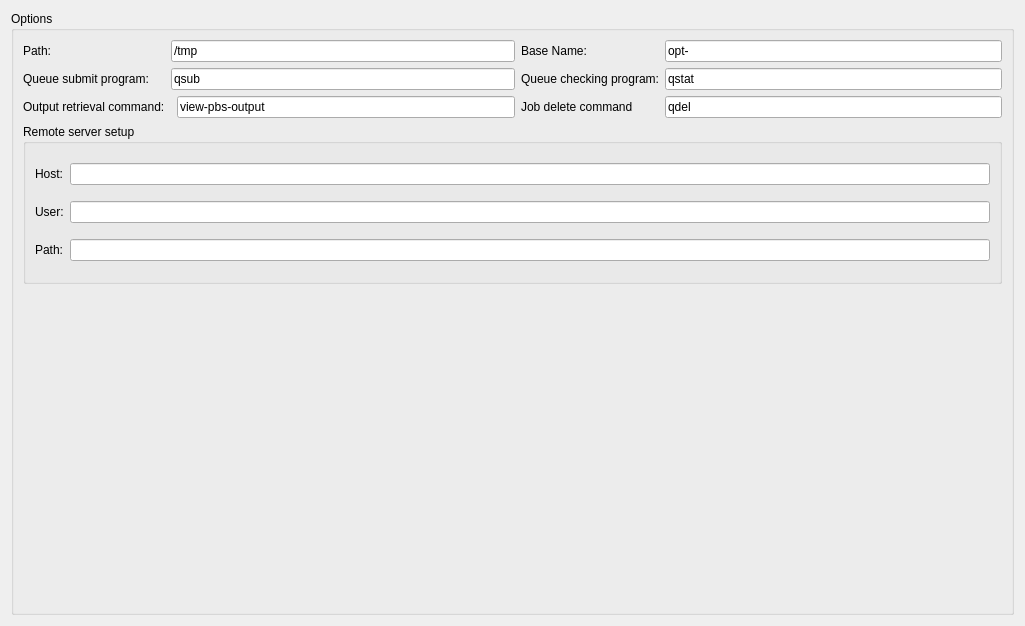
Old version of the form src/randomdock/ui/tab_sys.ui in the repository xtalopt/XtalOpt.
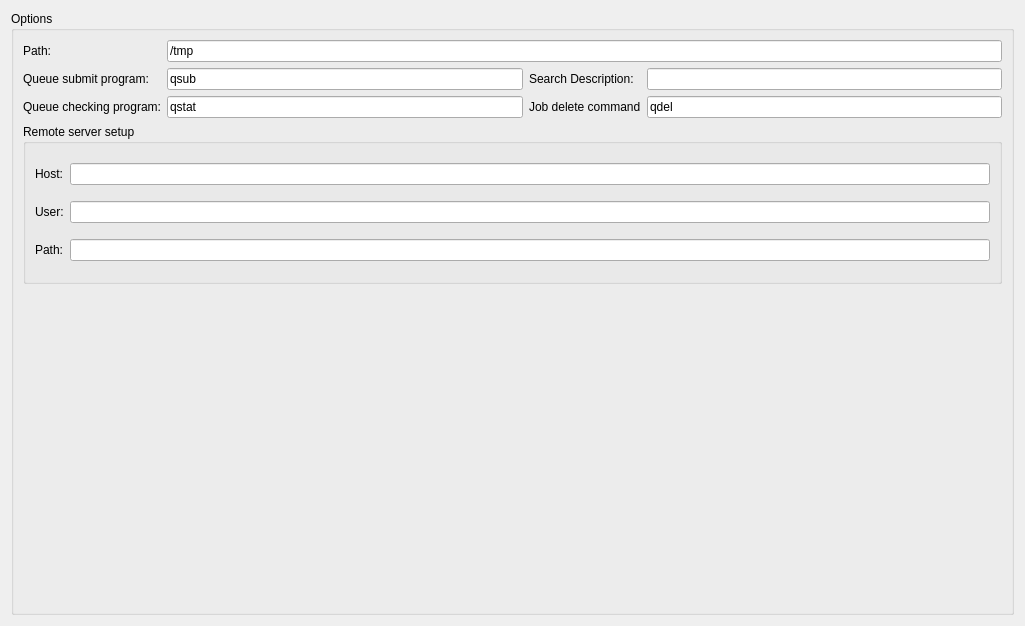
New version of the form.

Commit message: Update the System Settings tab in randomdock to reflect the current state of OptBase.

The edit to the form file:
```diff
--- a/src/randomdock/ui/tab_sys.ui
+++ b/src/randomdock/ui/tab_sys.ui
@@ -20,14 +20,14 @@
       <string>Options</string>
      </property>
      <layout class="QGridLayout" name="gridLayout_6">
-      <item row="2" column="1" colspan="2">
+      <item row="1" column="1">
        <widget class="QLineEdit" name="edit_launch">
         <property name="text">
          <string>qsub</string>
         </property>
        </widget>
       </item>
-      <item row="2" column="0">
+      <item row="1" column="0">
        <widget class="QLabel" name="label_21">
         <property name="text">
          <string>Queue submit program:</string>
@@ -37,7 +37,7 @@
         </property>
        </widget>
       </item>
-      <item row="4" column="0" colspan="5">
+      <item row="3" column="0" colspan="4">
        <widget class="QGroupBox" name="cb_remote">
         <property name="title">
          <string>Remote server setup</string>
@@ -91,13 +91,6 @@
         </layout>
        </widget>
       </item>
-      <item row="2" column="4">
-       <widget class="QLineEdit" name="edit_check">
-        <property name="text">
-         <string>qstat</string>
-        </property>
-       </widget>
-      </item>
       <item row="0" column="0">
        <widget class="QLabel" name="label_12">
         <property name="text">
@@ -108,14 +101,14 @@
         </property>
        </widget>
       </item>
-      <item row="0" column="1" colspan="2">
+      <item row="0" column="1" colspan="3">
        <widget class="QLineEdit" name="edit_path">
         <property name="text">
          <string>/tmp</string>
         </property>
        </widget>
       </item>
-      <item row="5" column="0" rowspan="2" colspan="5">
+      <item row="4" column="0" rowspan="2" colspan="4">
        <spacer name="verticalSpacer">
         <property name="orientation">
          <enum>Qt::Vertical</enum>
@@ -128,24 +121,7 @@
         </property>
        </spacer>
       </item>
-      <item row="3" column="0">
-       <widget class="QLabel" name="label">
-        <property name="text">
-         <string>Output retrieval command:</string>
-        </property>
-        <property name="buddy">
-         <cstring>lineEdit</cstring>
-        </property>
-       </widget>
-      </item>
-      <item row="3" column="2">
-       <widget class="QLineEdit" name="lineEdit">
-        <property name="text">
-         <string>view-pbs-output</string>
-        </property>
-       </widget>
-      </item>
-      <item row="3" column="3">
+      <item row="2" column="2">
        <widget class="QLabel" name="label_24">
         <property name="text">
          <string>Job delete command</string>
@@ -155,14 +131,14 @@
         </property>
        </widget>
       </item>
-      <item row="3" column="4">
+      <item row="2" column="3">
        <widget class="QLineEdit" name="edit_qdel">
         <property name="text">
          <string>qdel</string>
         </property>
        </widget>
       </item>
-      <item row="2" column="3">
+      <item row="2" column="0">
        <widget class="QLabel" name="label_22">
         <property name="text">
          <string>Queue checking program:</string>
@@ -172,20 +148,27 @@
         </property>
        </widget>
       </item>
-      <item row="0" column="4">
-       <widget class="QLineEdit" name="edit_base">
+      <item row="2" column="1">
+       <widget class="QLineEdit" name="edit_check">
         <property name="text">
-         <string>opt-</string>
+         <string>qstat</string>
         </property>
        </widget>
       </item>
-      <item row="0" column="3">
+      <item row="1" column="2">
        <widget class="QLabel" name="label_13">
         <property name="text">
-         <string>Base Name:</string>
+         <string>Search Description:</string>
         </property>
         <property name="buddy">
-         <cstring>edit_base</cstring>
+         <cstring>edit_description</cstring>
+        </property>
+       </widget>
+      </item>
+      <item row="1" column="3">
+       <widget class="QLineEdit" name="edit_description">
+        <property name="text">
+         <string/>
         </property>
        </widget>
       </item>
```
The commit also changes 1 other file.
